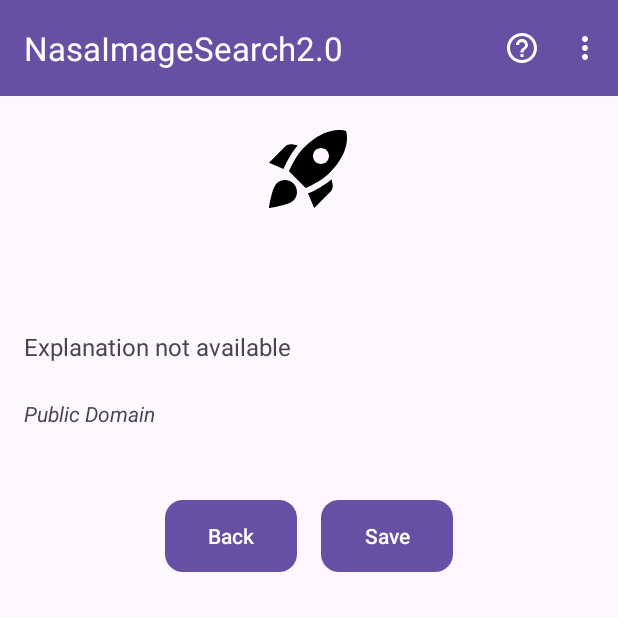
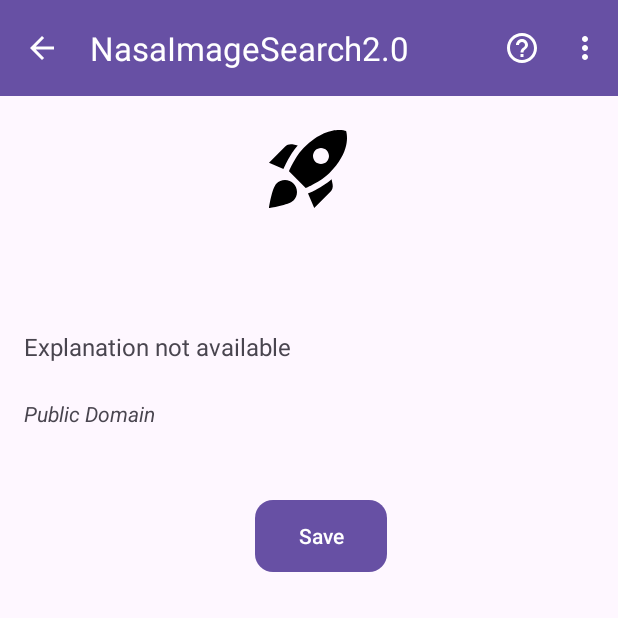
Before and after one commit to liam-lamming/NasaImageSearch2.0, an Android app: the ImageDetailActivity screen opened directly, with no data from a screen before it, on a phone screen of 412 x 824 dp, the top half of it. Run offline under Robolectric (Android 15) with nearby library versions, the light colour scheme and no system bars; pictures from the network do not load.

Commit message:
Added back/up button functionality to the toolbar and removed the existing "back buttons" from image details

```diff
--- a/app/src/main/java/com/example/nasaimagesearch20/BaseActivity.java
+++ b/app/src/main/java/com/example/nasaimagesearch20/BaseActivity.java
@@ -5,6 +5,7 @@ import android.os.Bundle;
 import android.view.Menu;
 import android.view.MenuItem;
 import androidx.annotation.Nullable;
+import androidx.appcompat.app.ActionBar;
 import androidx.appcompat.app.AppCompatActivity;
 import androidx.appcompat.widget.Toolbar;
 import androidx.fragment.app.FragmentManager;
@@ -18,13 +19,22 @@ public class BaseActivity extends AppCompatActivity {
     }
 
     // Method to set up the toolbar and make it reusable in all activities
-    protected void setUpToolbar(int layoutResID) {
+    protected void setUpToolbar(int layoutResID, boolean showBackButton) {
         setContentView(layoutResID);
 
         // Set up the toolbar
         Toolbar toolbar = findViewById(R.id.toolbar);
         if (toolbar != null) {
             setSupportActionBar(toolbar);
+        }
+
+        // Enable the back button in the toolbar if required
+        if (showBackButton) {
+            ActionBar actionBar = getSupportActionBar();
+            if (actionBar != null) {
+                actionBar.setDisplayHomeAsUpEnabled(true);
+                actionBar.setHomeAsUpIndicator(R.drawable.ic_arrow_back);  // Custom back icon
+            }
         }
     }
 
@@ -39,7 +49,11 @@ public class BaseActivity extends AppCompatActivity {
     public boolean onOptionsItemSelected(MenuItem item) {
         // Handle menu item selections
         int id = item.getItemId();
-        if (id == R.id.action_help) {
+        if (id == android.R.id.home) {
+            // Handle the back button press in the toolbar
+            onBackPressed();
+            return true;
+        } else if (id == R.id.action_help) {
             showHelpDialog();
             return true;
         } else if (id == R.id.action_settings) {
--- a/app/src/main/java/com/example/nasaimagesearch20/ImageDetailActivity.java
+++ b/app/src/main/java/com/example/nasaimagesearch20/ImageDetailActivity.java
@@ -42,7 +42,9 @@ public class ImageDetailActivity extends BaseActivity {
         super.onCreate(savedInstanceState);
 
         // Set up the toolbar using BaseActivity's method
-        setUpToolbar(R.layout.activity_image_detail);
+        setUpToolbar(R.layout.activity_image_detail, true); // Passing true to show the back button
+
+
 
         // Initialize UI elements
         imageView = findViewById(R.id.imageView);
@@ -50,7 +52,7 @@ public class ImageDetailActivity extends BaseActivity {
         dateTextView = findViewById(R.id.dateTextView);
         explanationTextView = findViewById(R.id.explanationTextView);
         copyrightTextView = findViewById(R.id.copyrightTextView);
-        backButton = findViewById(R.id.backButton);
+//        backButton = findViewById(R.id.backButton);
         saveButton = findViewById(R.id.saveButton);
 
         // Retrieve data from the intent
@@ -71,7 +73,7 @@ public class ImageDetailActivity extends BaseActivity {
         loadImage();
 
         // Back Button: Navigate back to the previous activity
-        backButton.setOnClickListener(v -> finish());
+//        backButton.setOnClickListener(v -> finish());
 
         // Save Button: Save the image to the device
         saveButton.setOnClickListener(v -> saveImageToDevice());
--- a/app/src/main/java/com/example/nasaimagesearch20/MainActivity.java
+++ b/app/src/main/java/com/example/nasaimagesearch20/MainActivity.java
@@ -42,7 +42,7 @@ public class MainActivity extends BaseActivity {
         super.onCreate(savedInstanceState);
 
         // Set up layout and toolbar
-        setUpToolbar(R.layout.activity_main);
+        setUpToolbar(R.layout.activity_main, true);
 
         // Initialize UI elements
         pickDateButton = findViewById(R.id.btnPickDate);
--- a/app/src/main/java/com/example/nasaimagesearch20/SavedImagesActivity.java
+++ b/app/src/main/java/com/example/nasaimagesearch20/SavedImagesActivity.java
@@ -21,7 +21,7 @@ public class SavedImagesActivity extends BaseActivity {
         super.onCreate(savedInstanceState);
 
         // Set up layout and toolbar
-        setUpToolbar(R.layout.activity_saved_images);
+        setUpToolbar(R.layout.activity_saved_images, true);
 
         // Initialize GridView for displaying saved images
         savedImagesGridView = findViewById(R.id.savedImagesGridView);
--- /dev/null
+++ b/app/src/main/res/drawable/ic_arrow_back.xml
@@ -0,0 +1,5 @@
+<vector xmlns:android="http://schemas.android.com/apk/res/android" android:autoMirrored="true" android:height="24dp" android:tint="#FFFFFF" android:viewportHeight="24" android:viewportWidth="24" android:width="24dp">
+
+    <path android:fillColor="@android:color/white" android:pathData="M20,11H7.83l5.59,-5.59L12,4l-8,8 8,8 1.41,-1.41L7.83,13H20v-2z"/>
+
+</vector>
--- a/app/src/main/res/layout/activity_image_detail.xml
+++ b/app/src/main/res/layout/activity_image_detail.xml
@@ -85,12 +85,12 @@
                 android:padding="16dp">
 
                 <!-- Back Button -->
-                <Button
-                    android:id="@+id/backButton"
-                    android:layout_width="wrap_content"
-                    android:layout_height="wrap_content"
-                    android:text="Back"
-                    android:background="@drawable/rounded_button_background" />
+<!--                <Button-->
+<!--                    android:id="@+id/backButton"-->
+<!--                    android:layout_width="wrap_content"-->
+<!--                    android:layout_height="wrap_content"-->
+<!--                    android:text="Back"-->
+<!--                    android:background="@drawable/rounded_button_background" />-->
 
                 <!-- Save Button -->
                 <Button
```
